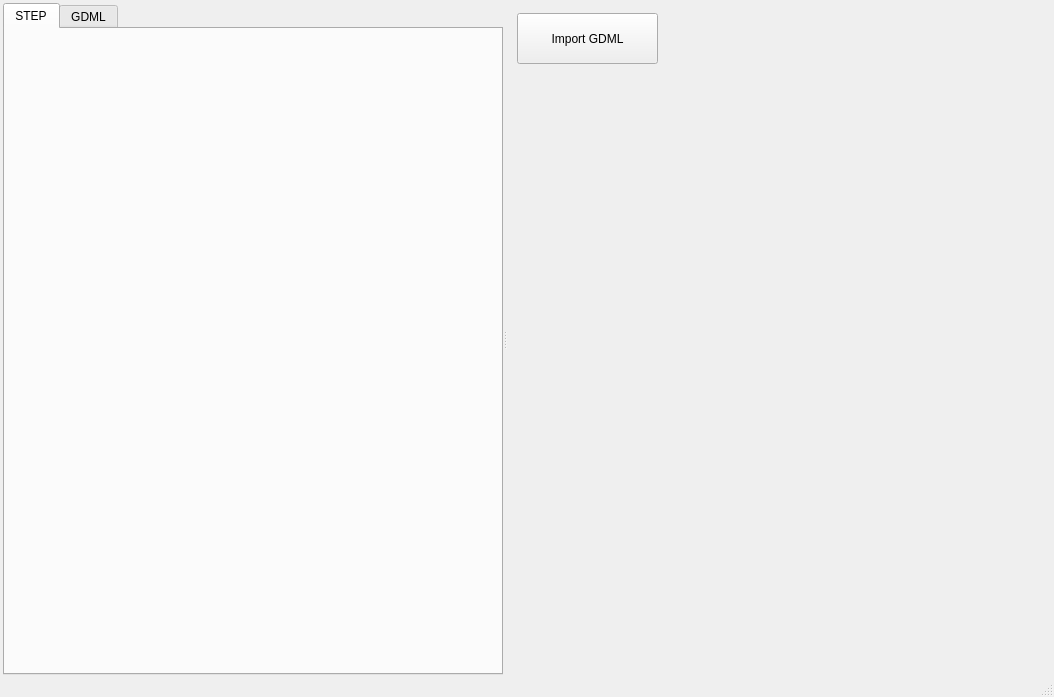
Before: the Qt Designer form EDIT-gdmlViewerWithSTEPViewerStartEmptyViewersTab/uis/mainwindow.ui in haknkayaa/Qt-OpenCASCADE-Projects, drawn with Qt 5.
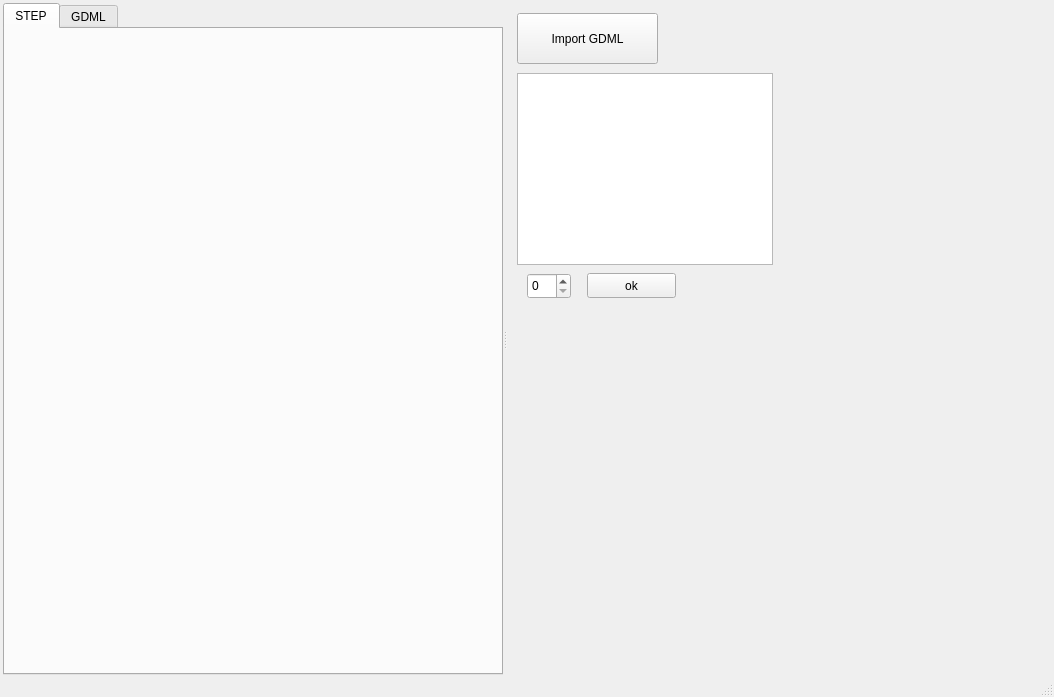
After: the same form once the commit is applied. Custom widgets are drawn as their Qt base class.

```diff
--- a/EDIT-gdmlViewerWithSTEPViewerStartEmptyViewersTab/uis/mainwindow.ui
+++ b/EDIT-gdmlViewerWithSTEPViewerStartEmptyViewersTab/uis/mainwindow.ui
@@ -577,6 +577,39 @@
              <string>Import GDML</string>
             </property>
            </widget>
+           <widget class="QListWidget" name="listWidget">
+            <property name="geometry">
+             <rect>
+              <x>10</x>
+              <y>70</y>
+              <width>256</width>
+              <height>192</height>
+             </rect>
+            </property>
+           </widget>
+           <widget class="QSpinBox" name="spinBox">
+            <property name="geometry">
+             <rect>
+              <x>20</x>
+              <y>270</y>
+              <width>44</width>
+              <height>26</height>
+             </rect>
+            </property>
+           </widget>
+           <widget class="QPushButton" name="pushButton">
+            <property name="geometry">
+             <rect>
+              <x>80</x>
+              <y>270</y>
+              <width>89</width>
+              <height>25</height>
+             </rect>
+            </property>
+            <property name="text">
+             <string>ok</string>
+            </property>
+           </widget>
           </widget>
          </widget>
         </item>
```
